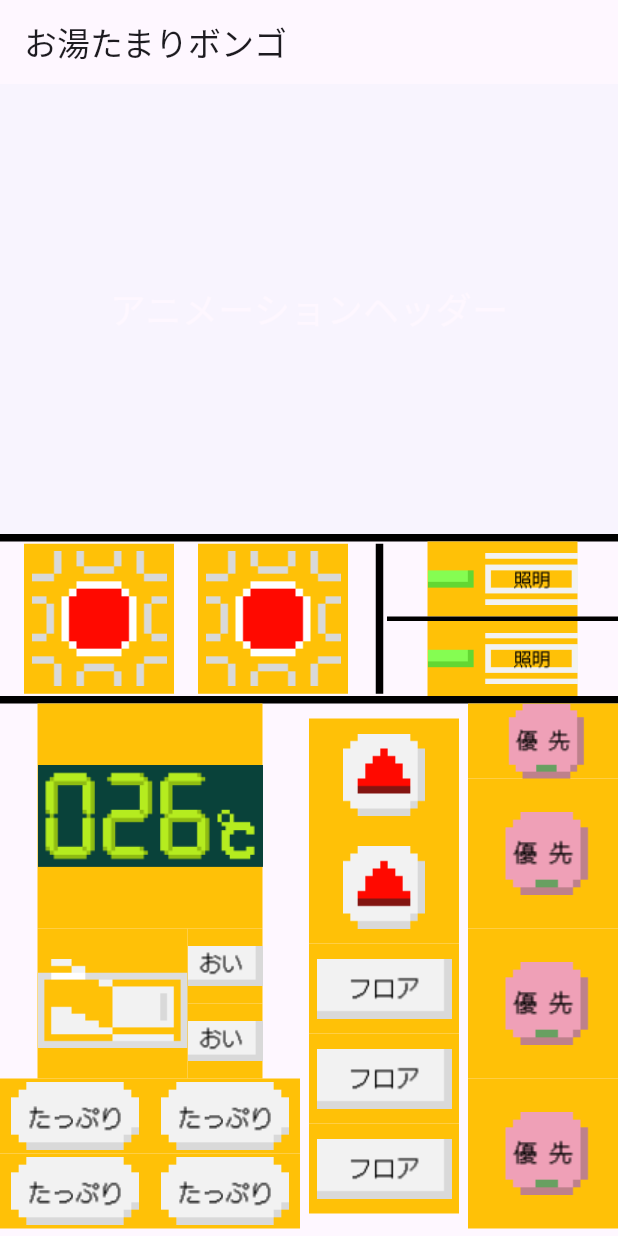
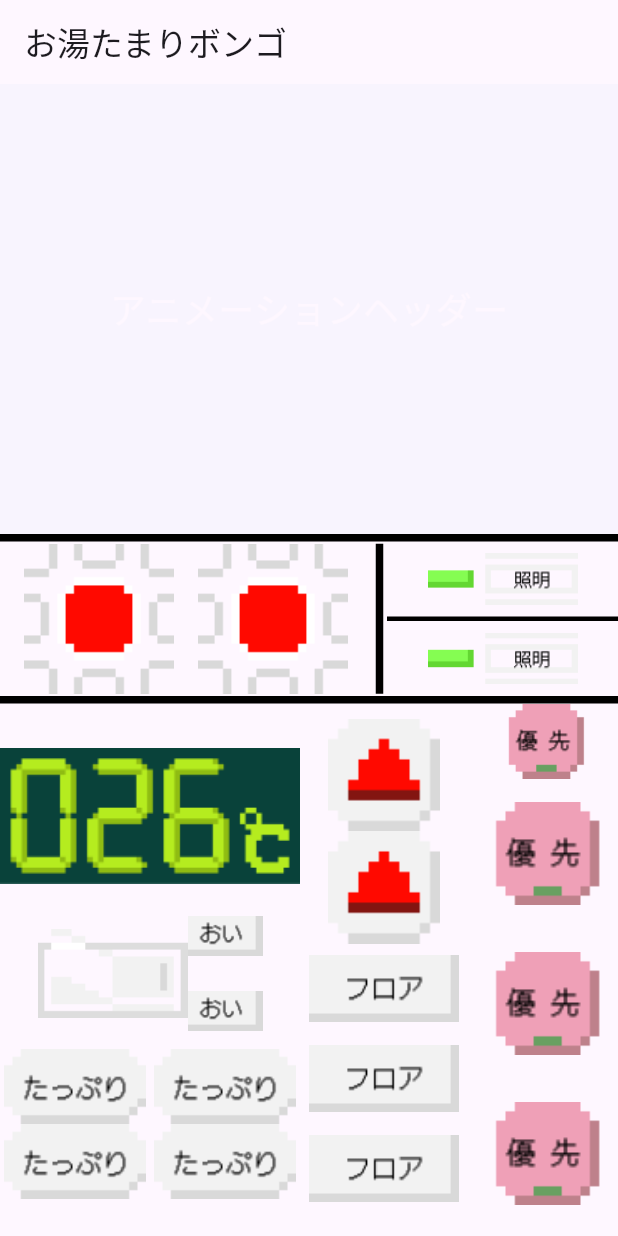
Before and after one commit to ironmax123/oyutamari_bongo, a Flutter app: the screen it shows after launch, on a phone screen of 412 x 824 dp. Run offline on Flutter 3.47's test engine with Material 3 defaults, Android fonts, the phone set to English and light mode, and no system bars; our stand-ins replace flutter_blue_plus, flutter_hooks, freezed_annotation, just_audio, riverpod_annotation; missing offline and left inert: audio_session; generated files the repository leaves out were written again; statements that could not run were skipped.

Commit message:
温度ボタン調整

```diff
--- a/lib/components/image_button.dart
+++ b/lib/components/image_button.dart
@@ -17,14 +17,13 @@
   @override
   Widget build(BuildContext context) {
     return Container(
-      color: Colors.amber,
       child: GestureDetector(
         onTap: onPressed,
         child: Image.asset(
           imagePath,
           width: width,
           height: height,
-
+          fit: BoxFit.contain,
         ),
       ),
     );
--- a/lib/pages/home/home_page.dart
+++ b/lib/pages/home/home_page.dart
@@ -58,8 +58,8 @@
                           children: [
                             ImageButton(
                               imagePath: 'assets/images/button8.png',
-                              width: 150,
-                              height: 150,
+                              width: 200,
+                              height: 110,
                               onPressed: () {
                                 // ボタン8の処理
                               },
```
